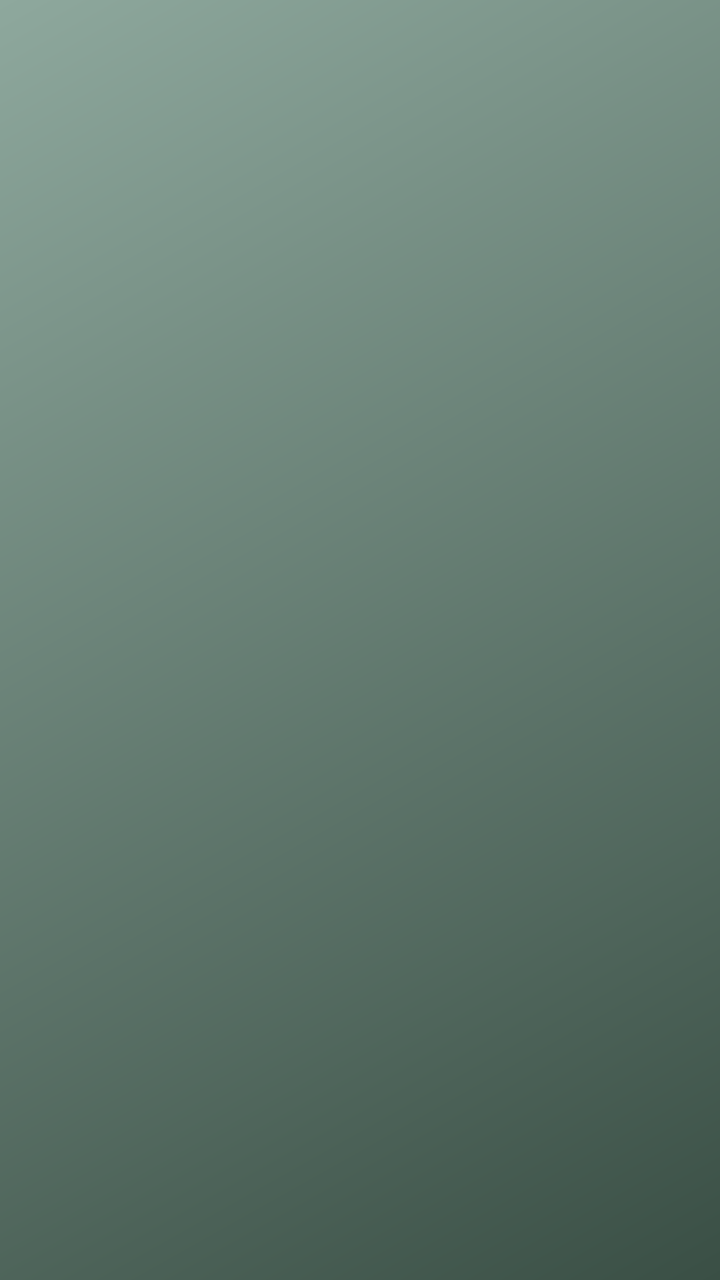
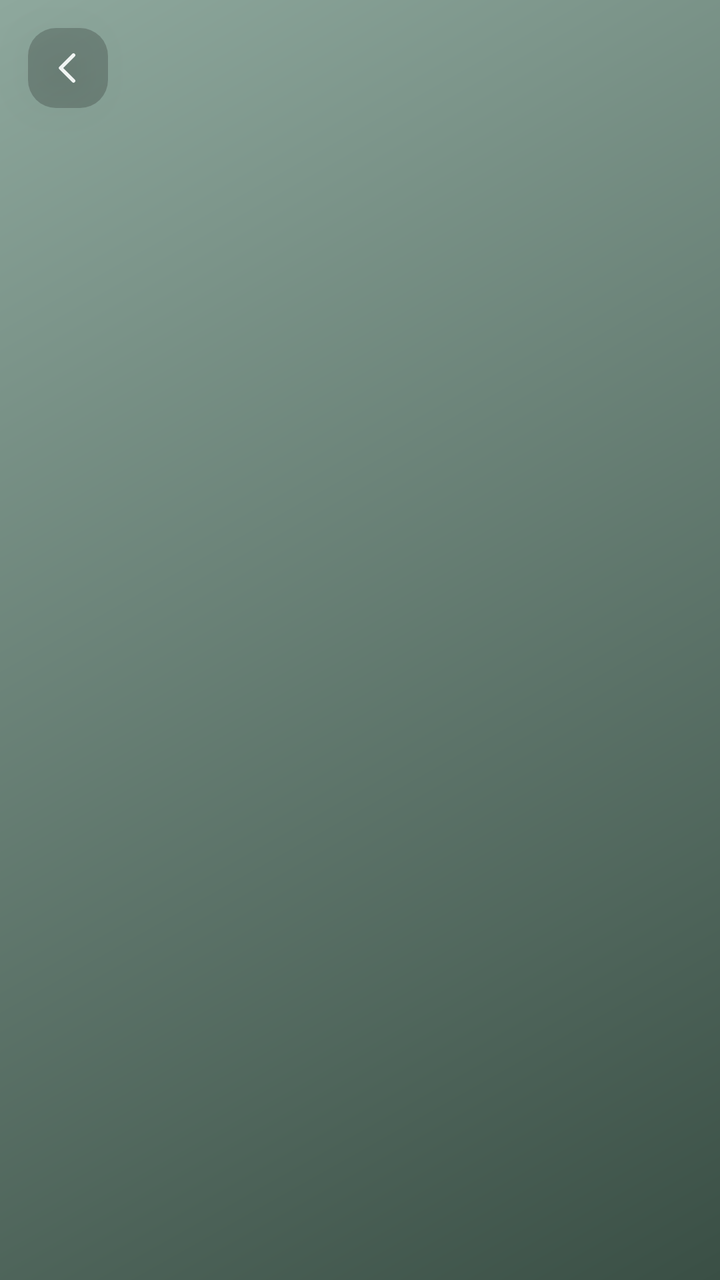

Before-and-after screenshots of an Android layout around one commit, followed by the original layout XML and the change that was made.
<!-- AndroidManifest.xml: application theme Theme.Goat -->
<!-- res/layout/activity_check_phone_history.xml -->
<?xml version="1.0" encoding="utf-8"?>
<FrameLayout xmlns:android="http://schemas.android.com/apk/res/android"
    android:layout_width="match_parent"
    android:layout_height="match_parent"
    android:background="@drawable/bg_home_gradient">

    
    <LinearLayout
        android:id="@+id/permissionLayer"
        android:layout_width="match_parent"
        android:layout_height="match_parent"
        android:orientation="vertical"
        android:gravity="center"
        android:paddingStart="32dp"
        android:paddingEnd="32dp"
        android:visibility="gone">

        <ImageView
            android:id="@+id/ivUsageAccessScreenshot"
            android:layout_width="match_parent"
            android:layout_height="wrap_content"
            android:adjustViewBounds="true"
            android:scaleType="fitCenter"
            android:contentDescription="@string/usage_access_screenshot_description" />

        <ImageView
            android:id="@+id/ivGrantPermissionArrow"
            android:layout_width="wrap_content"
            android:layout_height="0dp"
            android:layout_weight="1"
            android:adjustViewBounds="true"
            android:scaleType="fitCenter"
            android:src="@drawable/ic_arrow_down_bold"
            android:contentDescription="@null" />

        <TextView
            android:id="@+id/btnGrantPermission"
            android:layout_width="match_parent"
            android:layout_height="wrap_content"
            android:layout_marginBottom="24dp"
            android:background="@drawable/bg_check_now_button"
            android:text="@string/grant_permission_button_text"
            android:textColor="@color/home_button_text"
            android:textSize="15sp"
            android:textStyle="bold"
            android:textAllCaps="false"
            android:gravity="center"
            android:paddingTop="14dp"
            android:paddingBottom="14dp"
            android:clickable="true"
            android:focusable="true" />

    </LinearLayout>

    
    <LinearLayout
        android:id="@+id/contentLayer"
        android:layout_width="match_parent"
        android:layout_height="match_parent"
        android:orientation="vertical"
        android:gravity="top|center_horizontal"
        android:paddingTop="48dp"
        android:visibility="gone">

        <TextView
            android:id="@+id/tvPhoneHistoryTitle"
            android:layout_width="wrap_content"
            android:layout_height="wrap_content"
            android:text="@string/phone_history_title"
            android:textColor="@color/home_button_text"
            android:textSize="20sp"
            android:textStyle="bold"
            android:fontFamily="sans-serif"
            android:letterSpacing="0.02" />

    </LinearLayout>

</FrameLayout>
<!-- resources referenced by this layout -->
<resources>
  <color name="home_button_text">#F1F5F3</color>
  <!-- drawable bg_check_now_button (drawable) -->
  <shape xmlns:android="http://schemas.android.com/apk/res/android"
      android:shape="rectangle">
      <solid android:color="@color/fix_issue_bg" />
      <corners android:radius="24dp" />
  </shape>
  <!-- drawable bg_home_gradient (drawable) -->
  <?xml version="1.0" encoding="utf-8"?>
  <shape xmlns:android="http://schemas.android.com/apk/res/android"
      android:shape="rectangle">
  
      <gradient
          android:type="linear"
          android:angle="315"
          android:startColor="@color/home_bg_gradient_start"
          android:endColor="@color/home_bg_gradient_end" />
  
  </shape>
  <!-- drawable ic_arrow_down_bold (drawable) -->
  <vector xmlns:android="http://schemas.android.com/apk/res/android"
      android:width="24dp"
      android:height="24dp"
      android:viewportWidth="24"
      android:viewportHeight="24">
      <path
          android:fillColor="@color/home_button_text"
          android:pathData="M11,3 L13,3 L13,13 L18,13 L12,20 L6,13 L11,13 Z" />
  </vector>
  <string name="grant_permission_button_text">Grant Permission</string>
  <string name="phone_history_title">Phone History</string>
  <string name="usage_access_screenshot_description">Usage Access permission screenshot</string>
  <style name="Theme.Goat" parent="Theme.MaterialComponents.DayNight.NoActionBar">
          <item name="colorPrimary">@color/brand_primary</item>
          <item name="colorPrimaryDark">@color/brand_primary_dark</item>
          <item name="colorAccent">@color/brand_accent</item>
          <item name="colorOnPrimary">@color/text_on_primary</item>
          <item name="android:windowBackground">@color/bg_screen</item>
          <item name="android:statusBarColor">@color/bg_screen</item>
          <item name="android:windowLightStatusBar">true</item>
          <item name="android:textColorPrimary">@color/text_primary</item>
          <item name="android:fontFamily">sans-serif</item>
      </style>
  <color name="fix_issue_bg">#33000000</color>
  <color name="home_bg_gradient_start">#8EA89D</color>
  <color name="home_bg_gradient_end">#3A4F45</color>
  <color name="brand_primary">#2A5CD8</color>
  <color name="brand_primary_dark">#1B3FA6</color>
  <color name="brand_accent">#2A5CD8</color>
  <color name="text_on_primary">#FFFFFF</color>
  <color name="bg_screen">#F4F6FA</color>
  <color name="text_primary">#171B26</color>
</resources>

<!-- the commit's change to res/layout/activity_check_phone_history.xml (unified diff, before → after) -->
@@ -14,6 +14,24 @@
         android:paddingStart="32dp"
         android:paddingEnd="32dp"
         android:visibility="gone">
+
+        <TextView
+            android:id="@+id/tvPermissionTitle"
+            android:layout_width="match_parent"
+            android:layout_height="wrap_content"
+            android:layout_marginTop="56dp"
+            android:layout_marginBottom="16dp"
+            android:text="@string/we_need_your_permission_title"
+            android:textColor="@color/home_button_text"
+            android:textStyle="bold"
+            android:textSize="22sp"
+            android:autoSizeTextType="uniform"
+            android:autoSizeMinTextSize="12sp"
+            android:autoSizeMaxTextSize="22sp"
+            android:maxLines="1"
+            android:gravity="center"
+            android:fontFamily="sans-serif"
+            android:letterSpacing="0.01" />
 
         <ImageView
             android:id="@+id/ivUsageAccessScreenshot"
@@ -75,4 +93,20 @@
 
     </LinearLayout>
 
+    
+    <ImageView
+        android:id="@+id/btnBack"
+        android:layout_width="40dp"
+        android:layout_height="40dp"
+        android:layout_gravity="top|start"
+        android:layout_marginStart="14dp"
+        android:layout_marginTop="14dp"
+        android:padding="9dp"
+        android:background="@drawable/bg_fix_issue_button"
+        android:src="@drawable/ic_back_arrow"
+        android:contentDescription="@null"
+        android:clickable="true"
+        android:focusable="true"
+        android:elevation="12dp" />
+
 </FrameLayout>
<!-- resource entries referenced after the edit -->
@@ -6,6 +6,12 @@
       android:shape="rectangle">
       <solid android:color="@color/fix_issue_bg" />
       <corners android:radius="24dp" />
+  </shape>
+  <!-- drawable bg_fix_issue_button (drawable) -->
+  <shape xmlns:android="http://schemas.android.com/apk/res/android"
+      android:shape="rectangle">
+      <solid android:color="@color/fix_issue_bg" />
+      <corners android:radius="14dp" />
   </shape>
   <!-- drawable bg_home_gradient (drawable) -->
   <?xml version="1.0" encoding="utf-8"?>
@@ -28,6 +34,20 @@
       <path
           android:fillColor="@color/home_button_text"
           android:pathData="M11,3 L13,3 L13,13 L18,13 L12,20 L6,13 L11,13 Z" />
+  </vector>
+  <!-- drawable ic_back_arrow (drawable) -->
+  <vector xmlns:android="http://schemas.android.com/apk/res/android"
+      android:width="20dp"
+      android:height="20dp"
+      android:viewportWidth="24"
+      android:viewportHeight="24">
+      <path
+          android:fillColor="#00000000"
+          android:pathData="M15,5 L8,12 L15,19"
+          android:strokeColor="@color/home_button_text"
+          android:strokeWidth="2"
+          android:strokeLineCap="round"
+          android:strokeLineJoin="round" />
   </vector>
   <string name="grant_permission_button_text">Grant Permission</string>
   <string name="phone_history_title">Phone History</string>
